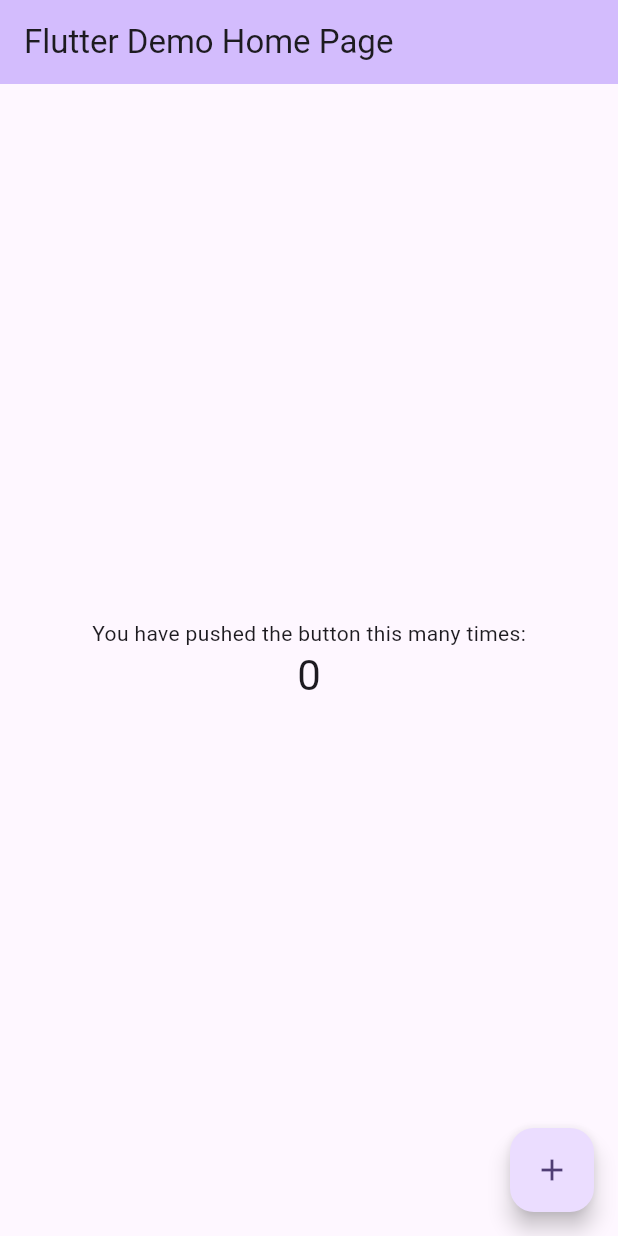
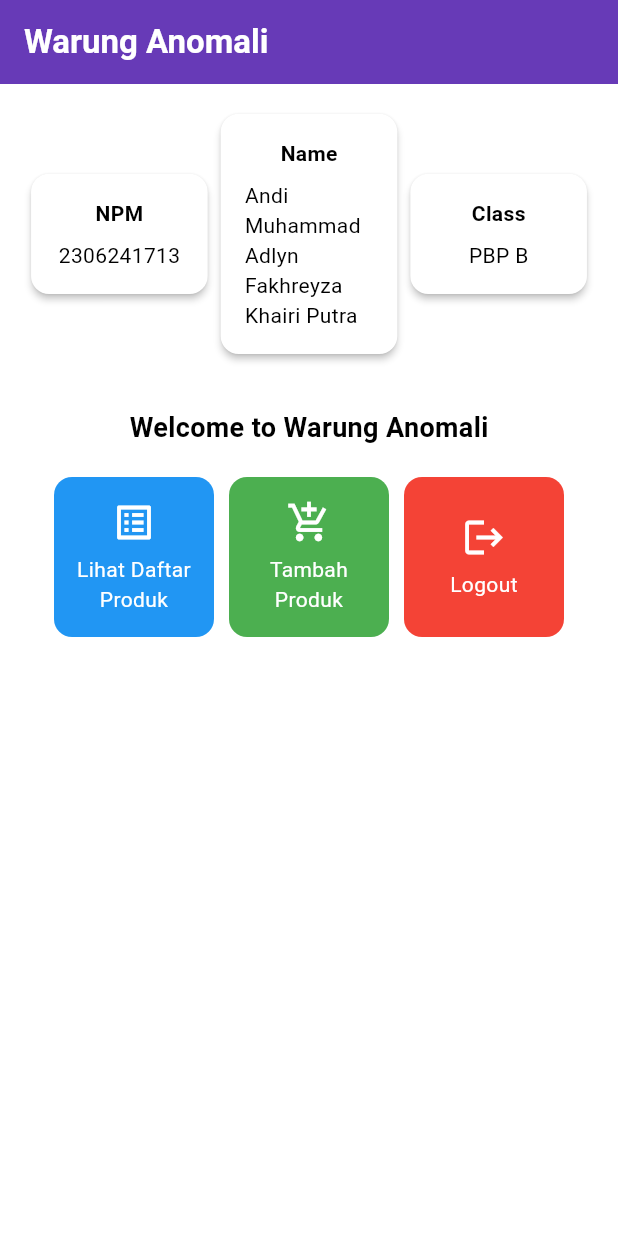
Before and after one commit to adlynfakhreyz/warung-anomali-mobile, a Flutter app: the screen it shows after launch, on a phone screen of 412 x 824 dp. Run offline on Flutter 3.47's test engine with Material 3 defaults, Android fonts, the phone set to English and light mode, and no system bars.

Commit message:
"Updating App and Button color"

```diff
--- a/lib/main.dart
+++ b/lib/main.dart
@@ -1,4 +1,5 @@
 import 'package:flutter/material.dart';
+import 'package:warung_anomali/menu.dart';
 
 void main() {
   runApp(const MyApp());
@@ -28,98 +29,11 @@ class MyApp extends StatelessWidget {
         //
         // This works for code too, not just values: Most code changes can be
         // tested with just a hot reload.
-        colorScheme: ColorScheme.fromSeed(seedColor: Colors.deepPurple),
-        useMaterial3: true,
+        colorScheme: ColorScheme.fromSwatch(
+          primarySwatch: Colors.deepPurple,
+        ).copyWith(secondary: Colors.deepPurple[600]),
       ),
-      home: const MyHomePage(title: 'Flutter Demo Home Page'),
+      home: MyHomePage(),
     );
   }
 }
-
-class MyHomePage extends StatefulWidget {
-  const MyHomePage({super.key, required this.title});
-
-  // This widget is the home page of your application. It is stateful, meaning
-  // that it has a State object (defined below) that contains fields that affect
-  // how it looks.
-
-  // This class is the configuration for the state. It holds the values (in this
-  // case the title) provided by the parent (in this case the App widget) and
-  // used by the build method of the State. Fields in a Widget subclass are
-  // always marked "final".
-
-  final String title;
-
-  @override
-  State<MyHomePage> createState() => _MyHomePageState();
-}
-
-class _MyHomePageState extends State<MyHomePage> {
-  int _counter = 0;
-
-  void _incrementCounter() {
-    setState(() {
-      // This call to setState tells the Flutter framework that something has
-      // changed in this State, which causes it to rerun the build method below
-      // so that the display can reflect the updated values. If we changed
-      // _counter without calling setState(), then the build method would not be
-      // called again, and so nothing would appear to happen.
-      _counter++;
-    });
-  }
-
-  @override
-  Widget build(BuildContext context) {
-    // This method is rerun every time setState is called, for instance as done
-    // by the _incrementCounter method above.
-    //
-    // The Flutter framework has been optimized to make rerunning build methods
-    // fast, so that you can just rebuild anything that needs updating rather
-    // than having to individually change instances of widgets.
-    return Scaffold(
-      appBar: AppBar(
-        // TRY THIS: Try changing the color here to a specific color (to
-        // Colors.amber, perhaps?) and trigger a hot reload to see the AppBar
-        // change color while the other colors stay the same.
-        backgroundColor: Theme.of(context).colorScheme.inversePrimary,
-        // Here we take the value from the MyHomePage object that was created by
-        // the App.build method, and use it to set our appbar title.
-        title: Text(widget.title),
-      ),
-      body: Center(
-        // Center is a layout widget. It takes a single child and positions it
-        // in the middle of the parent.
-        child: Column(
-          // Column is also a layout widget. It takes a list of children and
-          // arranges them vertically. By default, it sizes itself to fit its
-          // children horizontally, and tries to be as tall as its parent.
-          //
-          // Column has various properties to control how it sizes itself and
-          // how it positions its children. Here we use mainAxisAlignment to
-          // center the children vertically; the main axis here is the vertical
-          // axis because Columns are vertical (the cross axis would be
-          // horizontal).
-          //
-          // TRY THIS: Invoke "debug painting" (choose the "Toggle Debug Paint"
-          // action in the IDE, or press "p" in the console), to see the
-          // wireframe for each widget.
-          mainAxisAlignment: MainAxisAlignment.center,
-          children: <Widget>[
-            const Text(
-              'You have pushed the button this many times:',
-            ),
-            Text(
-              '$_counter',
-              style: Theme.of(context).textTheme.headlineMedium,
-            ),
-          ],
-        ),
-      ),
-      floatingActionButton: FloatingActionButton(
-        onPressed: _incrementCounter,
-        tooltip: 'Increment',
-        child: const Icon(Icons.add),
-      ), // This trailing comma makes auto-formatting nicer for build methods.
-    );
-  }
-}
--- /dev/null
+++ b/lib/menu.dart
@@ -0,0 +1,188 @@
+import 'package:flutter/material.dart';
+
+class MyHomePage extends StatelessWidget {
+  final String npm = '2306241713'; // NPM
+  final String name = 'Andi Muhammad Adlyn Fakhreyza Khairi Putra'; // Nama
+  final String className = 'PBP B'; // Kelas
+
+  final List<ItemHomepage> items = [
+    ItemHomepage("Lihat Daftar Produk", Icons.list_alt, Colors.blue),
+    ItemHomepage("Tambah Produk", Icons.add_shopping_cart, Colors.green),
+    ItemHomepage("Logout", Icons.logout, Colors.red),
+  ];
+
+  MyHomePage({super.key});
+
+  @override
+  Widget build(BuildContext context) {
+    // Scaffold menyediakan struktur dasar halaman dengan AppBar dan body.
+    return Scaffold(
+      // AppBar adalah bagian atas halaman yang menampilkan judul.
+      appBar: AppBar(
+        // Judul aplikasi "Warung Anomali" dengan teks putih dan tebal.
+        title: const Text(
+          'Warung Anomali',
+          style: TextStyle(
+            color: Colors.white,
+            fontWeight: FontWeight.bold,
+          ),
+        ),
+        // Warna latar belakang AppBar diambil dari skema warna tema aplikasi.
+        backgroundColor: Theme.of(context).colorScheme.primary,
+      ),
+      // Body halaman dengan padding di sekelilingnya.
+      body: Padding(
+        padding: const EdgeInsets.all(16.0),
+        // Menyusun widget secara vertikal dalam sebuah kolom.
+        child: Column(
+          crossAxisAlignment: CrossAxisAlignment.center,
+          children: [
+            // Row untuk menampilkan 3 InfoCard secara horizontal.
+            Row(
+              mainAxisAlignment: MainAxisAlignment.spaceEvenly,
+              children: [
+                InfoCard(title: 'NPM', content: npm),
+                InfoCard(title: 'Name', content: name),
+                InfoCard(title: 'Class', content: className),
+              ],
+            ),
+
+            // Memberikan jarak vertikal 16 unit.
+            const SizedBox(height: 16.0),
+
+            // Menempatkan widget berikutnya di tengah halaman.
+            Center(
+              child: Column(
+                // Menyusun teks dan grid item secara vertikal.
+
+                children: [
+                  // Menampilkan teks sambutan dengan gaya tebal dan ukuran 18.
+                  const Padding(
+                    padding: EdgeInsets.only(top: 16.0),
+                    child: Text(
+                      'Welcome to Warung Anomali',
+                      style: TextStyle(
+                        fontWeight: FontWeight.bold,
+                        fontSize: 18.0,
+                      ),
+                    ),
+                  ),
+
+                  // Grid untuk menampilkan ItemCard dalam bentuk grid 3 kolom.
+                  GridView.count(
+                    primary: true,
+                    padding: const EdgeInsets.all(20),
+                    crossAxisSpacing: 10,
+                    mainAxisSpacing: 10,
+                    crossAxisCount: 3,
+                    // Agar grid menyesuaikan tinggi kontennya.
+                    shrinkWrap: true,
+
+                    // Menampilkan ItemCard untuk setiap item dalam list items.
+                    children: items.map((ItemHomepage item) {
+                      return ItemCard(item);
+                    }).toList(),
+                  ),
+                ],
+              ),
+            ),
+          ],
+        ),
+      ),
+    );
+  }
+}
+
+class ItemHomepage {
+  final String name;
+  final IconData icon;
+  final Color color;
+
+  ItemHomepage(this.name, this.icon, this.color);
+}
+
+class InfoCard extends StatelessWidget {
+  // Kartu informasi yang menampilkan title dan content.
+
+  final String title;  // Judul kartu.
+  final String content;  // Isi kartu.
+
+  const InfoCard({super.key, required this.title, required this.content});
+
+  @override
+  Widget build(BuildContext context) {
+    return Card(
+      // Membuat kotak kartu dengan bayangan dibawahnya.
+      elevation: 2.0,
+      child: Container(
+        // Mengatur ukuran dan jarak di dalam kartu.
+        width: MediaQuery.of(context).size.width / 3.5, // menyesuaikan dengan lebar device yang digunakan.
+        padding: const EdgeInsets.all(16.0),
+        // Menyusun title dan content secara vertikal.
+        child: Column(
+          children: [
+            Text(
+              title,
+              style: const TextStyle(fontWeight: FontWeight.bold),
+            ),
+            const SizedBox(height: 8.0),
+            Text(content),
+          ],
+        ),
+      ),
+    );
+  }
+}
+
+class ItemCard extends StatelessWidget {
+  // Menampilkan kartu dengan ikon dan nama.
+
+  final ItemHomepage item;
+
+  const ItemCard(this.item, {super.key});
+
+  @override
+  Widget build(BuildContext context) {
+    return Material(
+      // Menentukan warna latar belakang dari tema aplikasi.
+      color: item.color,
+      // Membuat sudut kartu melengkung.
+      borderRadius: BorderRadius.circular(12),
+
+      child: InkWell(
+        // Aksi ketika kartu ditekan.
+        onTap: () {
+          // Menampilkan pesan SnackBar saat kartu ditekan.
+          ScaffoldMessenger.of(context)
+            ..hideCurrentSnackBar()
+            ..showSnackBar(
+              SnackBar(content: Text("Kamu telah menekan tombol ${item.name}!"))
+            );
+        },
+        // Container untuk menyimpan Icon dan Text
+        child: Container(
+          padding: const EdgeInsets.all(8),
+          child: Center(
+            child: Column(
+              // Menyusun ikon dan teks di tengah kartu.
+              mainAxisAlignment: MainAxisAlignment.center,
+              children: [
+                Icon(
+                  item.icon,
+                  color: Colors.white,
+                  size: 30.0,
+                ),
+                const Padding(padding: EdgeInsets.all(3)),
+                Text(
+                  item.name,
+                  textAlign: TextAlign.center,
+                  style: const TextStyle(color: Colors.white),
+                ),
+              ],
+            ),
+          ),
+        ),
+      ),
+    );
+  }
+}
```
